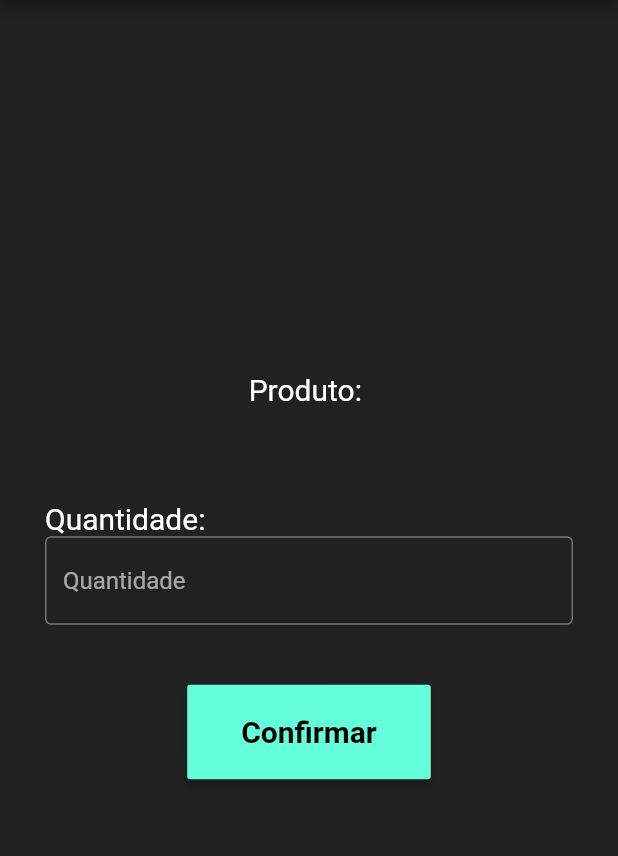
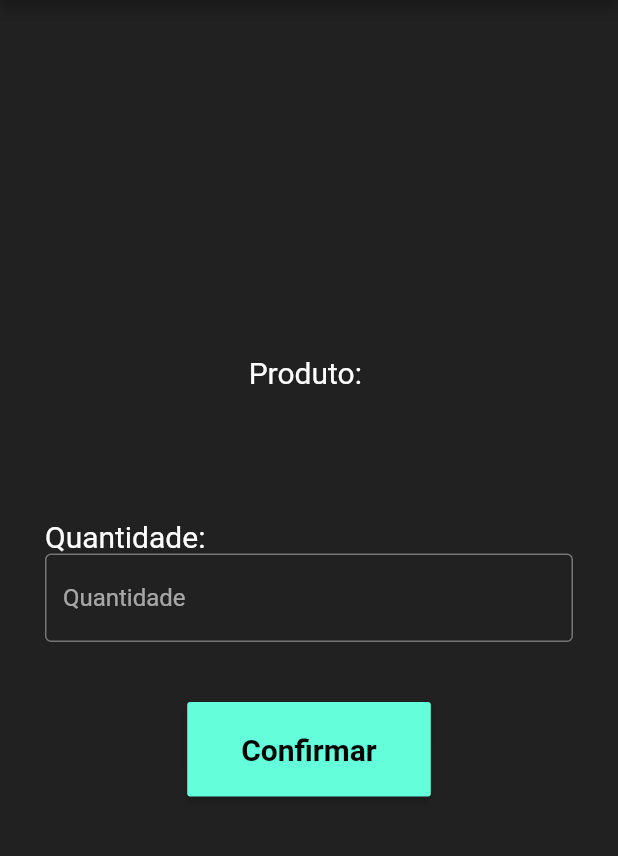
Before and after one commit to RichardCLopes/QRCode_Reader, a Flutter app: the screen it shows after launch, after a tap on "Validar", on a phone screen of 412 x 824 dp, the part 84-940 px from its top. Run offline on Flutter 3.47's test engine with Material 2 defaults, Android fonts, the light colour scheme and no system bars; missing offline and left inert: flutter_barcode_scanner.

```diff
--- a/lib/pages/confirminsertion.dart
+++ b/lib/pages/confirminsertion.dart
@@ -24,7 +24,7 @@ class _ConfirmInsertionState extends State<ConfirmInsertion> {
           crossAxisAlignment: CrossAxisAlignment.center,
           children: [
             Text(
-              'Produto: \n ${widget.dados}',
+              'Produto: \n\n${widget.dados}',
               style: TextStyle(fontSize: 20),
             ),
             SizedBox(height: 40),
```
Also changed, not shown: 13 other files.
